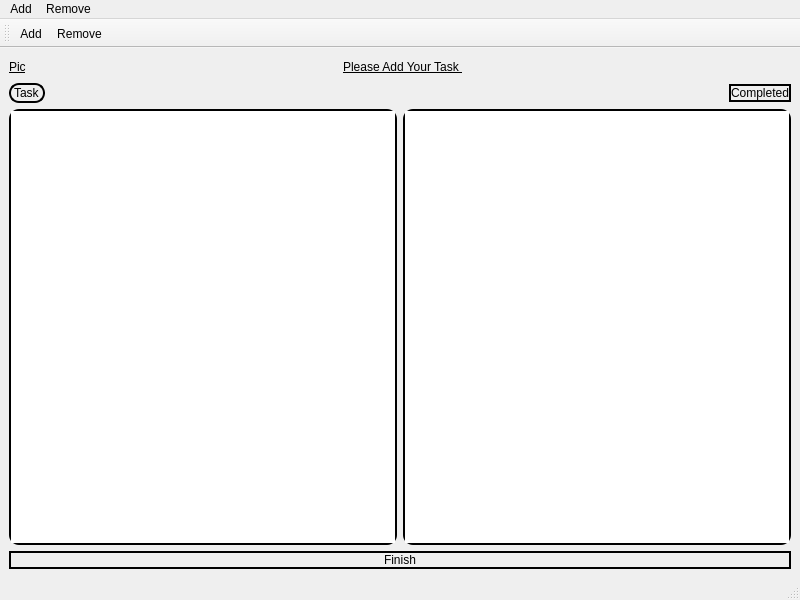
The window that mainwindow.ui (ismesunny/Qt-To-Do-List-App-Project) describes before a commit, drawn with Qt 5.
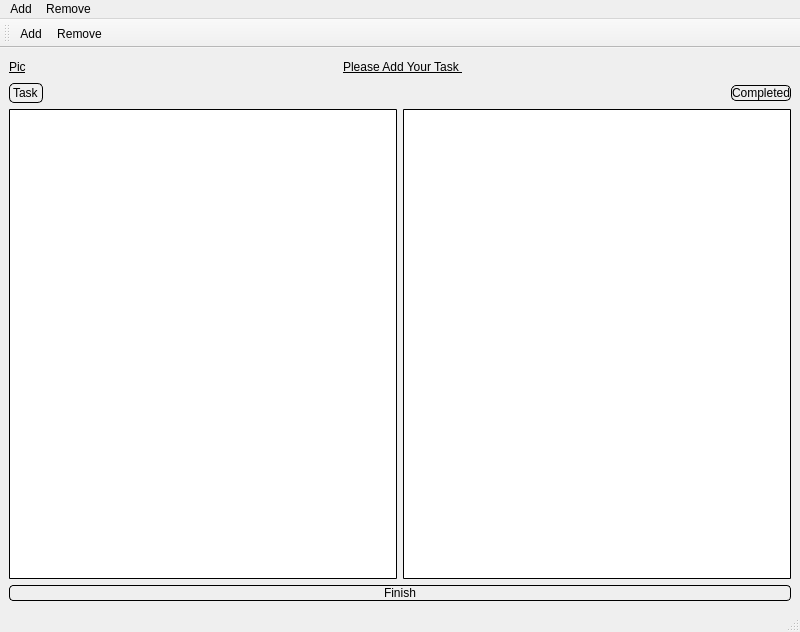
The same window after the commit. Icons and pictures are not drawn.

Diff of the .ui file:
```diff
--- a/mainwindow.ui
+++ b/mainwindow.ui
@@ -7,7 +7,7 @@
     <x>0</x>
     <y>0</y>
     <width>800</width>
-    <height>600</height>
+    <height>632</height>
    </rect>
   </property>
   <property name="windowTitle">
@@ -132,8 +132,8 @@
         <property name="styleSheet">
          <string notr="true">border-style: solid;
 border-color: black;
-border-width: 2px;
-border-radius: 10px;
+border-width: 1.3px;
+border-radius: 5px;
 selection-background-color: rgb(170, 170, 255);
 
 font: 75 18pt &quot;Comic Sans MS&quot;;</string>
@@ -190,8 +190,8 @@
         <property name="styleSheet">
          <string notr="true">border-style: solid;
 border-color: black;
-border-width: 2px;
-border-radius: 10px;
+border-width: 1.3px;
+border-radius: 5px;
 selection-background-color: rgb(170, 170, 255);
 
 font: 75 18pt &quot;Comic Sans MS&quot;;</string>
@@ -212,11 +212,10 @@
         </property>
         <property name="styleSheet">
          <string notr="true">border-style: solid;
+font: 57 18pt &quot;Noto Sans Display&quot;;
 border-color: black;
-border-width: 2px;
-border-radius: 10px;
-font: 75 18pt &quot;Comic Sans MS&quot;;
-text-decoration: underline;
+border-width: 1.3px;
+border-radius: 1px;
 </string>
         </property>
        </widget>
@@ -229,8 +228,8 @@
         <property name="styleSheet">
          <string notr="true">border-style: solid;
 border-color: black;
-border-width: 2px;
-border-radius: 10px;
+border-width: 1.3px;
+border-radius: 1px;
 font: 75 18pt &quot;Comic Sans MS&quot;;
 text-decoration: line-through;
 </string>
@@ -247,9 +246,8 @@
       <property name="styleSheet">
        <string notr="true">border-style: solid;
 border-color: black;
-border-width: 2px;
-border-radius: 10px;
-selection-background-color: rgb(170, 170, 255);
+border-width: 1px;
+border-radius: 4px;
 font: 75 18pt &quot;Comic Sans MS&quot;;
 </string>
       </property>
```
Left out of the diff: 10 changed lines with no effect on the pictures.
